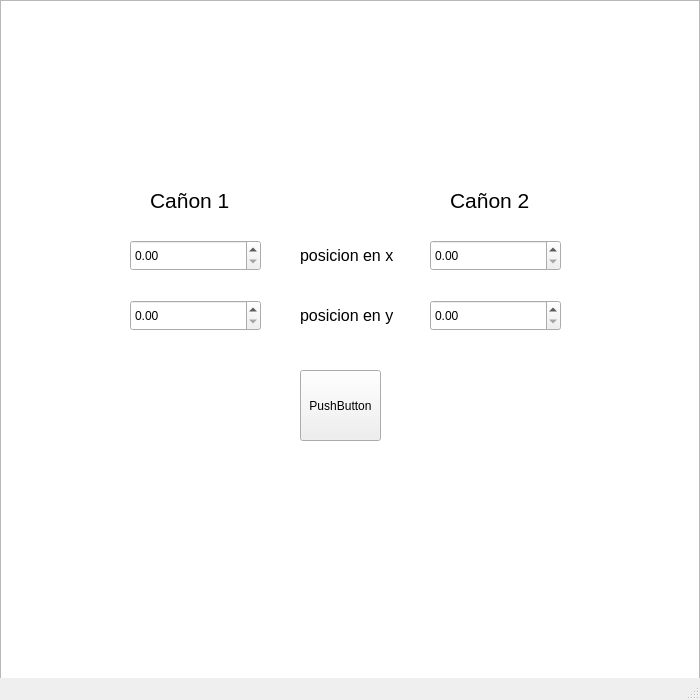
Before: the Qt Designer form mainwindow.ui in diegozuluaga737/parcial-3, drawn with Qt 5.
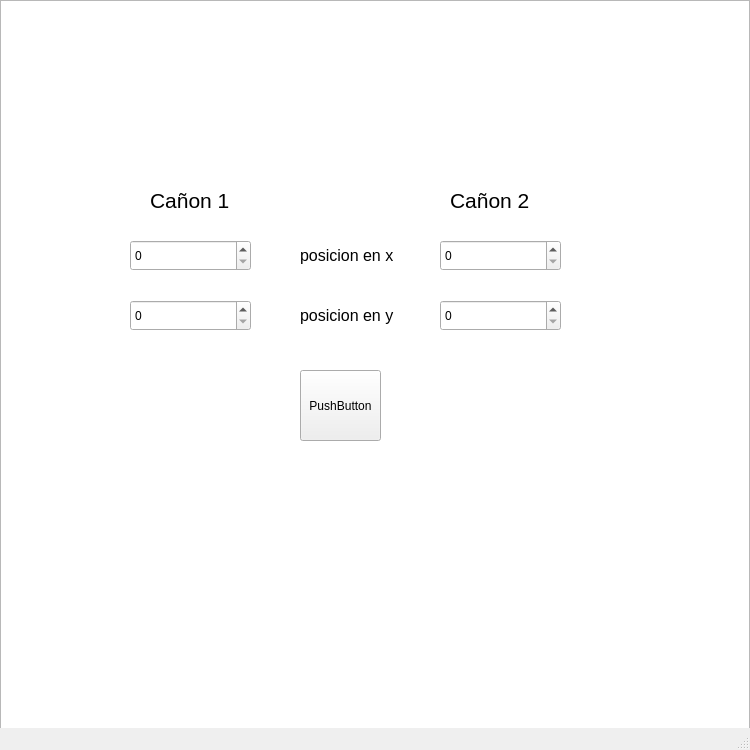
After: the same form once the commit is applied.

Patch:
```diff
--- a/mainwindow.ui
+++ b/mainwindow.ui
@@ -6,8 +6,8 @@
    <rect>
     <x>0</x>
     <y>0</y>
-    <width>700</width>
-    <height>700</height>
+    <width>750</width>
+    <height>750</height>
    </rect>
   </property>
   <property name="windowTitle">
@@ -19,48 +19,8 @@
      <rect>
       <x>0</x>
       <y>0</y>
-      <width>700</width>
-      <height>700</height>
-     </rect>
-    </property>
-   </widget>
-   <widget class="QDoubleSpinBox" name="posx1">
-    <property name="geometry">
-     <rect>
-      <x>130</x>
-      <y>240</y>
-      <width>131</width>
-      <height>31</height>
-     </rect>
-    </property>
-   </widget>
-   <widget class="QDoubleSpinBox" name="posx2">
-    <property name="geometry">
-     <rect>
-      <x>130</x>
-      <y>300</y>
-      <width>131</width>
-      <height>31</height>
-     </rect>
-    </property>
-   </widget>
-   <widget class="QDoubleSpinBox" name="posy1">
-    <property name="geometry">
-     <rect>
-      <x>430</x>
-      <y>240</y>
-      <width>131</width>
-      <height>31</height>
-     </rect>
-    </property>
-   </widget>
-   <widget class="QDoubleSpinBox" name="posy2">
-    <property name="geometry">
-     <rect>
-      <x>430</x>
-      <y>300</y>
-      <width>131</width>
-      <height>31</height>
+      <width>750</width>
+      <height>750</height>
      </rect>
     </property>
    </widget>
@@ -149,6 +109,58 @@
      <string>PushButton</string>
     </property>
    </widget>
+   <widget class="QSpinBox" name="posx1">
+    <property name="geometry">
+     <rect>
+      <x>130</x>
+      <y>240</y>
+      <width>121</width>
+      <height>31</height>
+     </rect>
+    </property>
+    <property name="maximum">
+     <number>600</number>
+    </property>
+   </widget>
+   <widget class="QSpinBox" name="posx2">
+    <property name="geometry">
+     <rect>
+      <x>440</x>
+      <y>240</y>
+      <width>121</width>
+      <height>31</height>
+     </rect>
+    </property>
+    <property name="maximum">
+     <number>600</number>
+    </property>
+   </widget>
+   <widget class="QSpinBox" name="posy1">
+    <property name="geometry">
+     <rect>
+      <x>130</x>
+      <y>300</y>
+      <width>121</width>
+      <height>31</height>
+     </rect>
+    </property>
+    <property name="maximum">
+     <number>600</number>
+    </property>
+   </widget>
+   <widget class="QSpinBox" name="posy2">
+    <property name="geometry">
+     <rect>
+      <x>440</x>
+      <y>300</y>
+      <width>121</width>
+      <height>31</height>
+     </rect>
+    </property>
+    <property name="maximum">
+     <number>600</number>
+    </property>
+   </widget>
   </widget>
   <widget class="QMenuBar" name="menubar">
    <property name="geometry">
```
Left out of the diff: 2 changed lines with no effect on the pictures.
